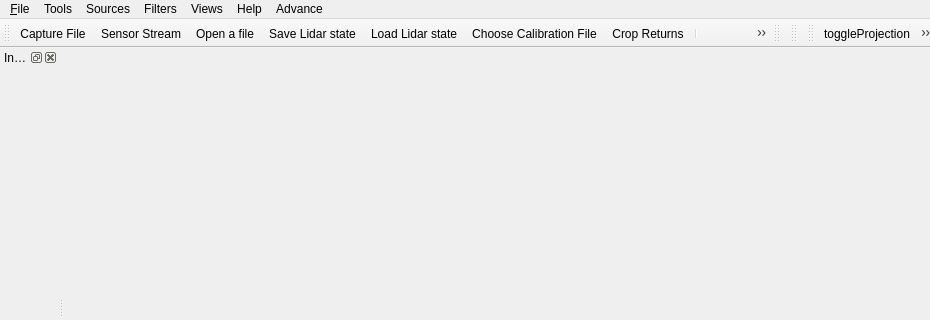
Above: Application/Client/LidarViewMainWindow.ui from Kitware/LidarView before the change; both pictures show x 0 to 930 and y 0 to 320 of the 1070 by 645 pixel window. Below: the same form after it.
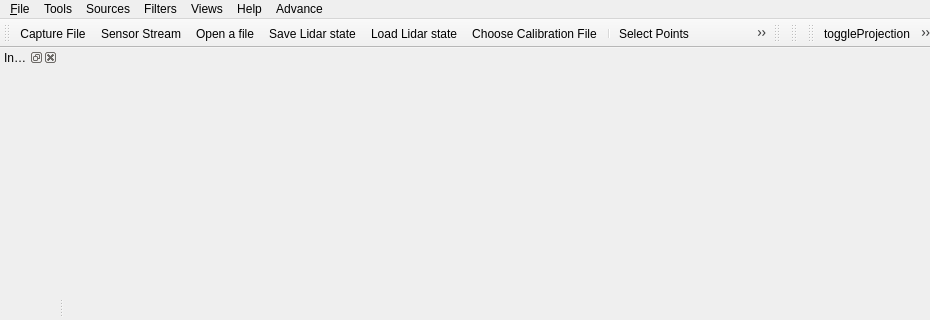
That is the form after the change. Icons and pictures are not drawn. Custom widgets are drawn as their Qt base class.

Commit message:
[refact] Remove CropReturn button from lidarview app
Please use ClipPoints new filters instead.

```diff
--- a/Application/Client/LidarViewMainWindow.ui
+++ b/Application/Client/LidarViewMainWindow.ui
@@ -153,7 +153,6 @@
    <addaction name="actionSaveLidarState"/>
    <addaction name="actionLoadLidarState"/>
    <addaction name="actionChoose_Calibration_File"/>
-   <addaction name="actionCropReturns"/>
    <addaction name="separator"/>
    <addaction name="actionSelect_Points"/>
    <addaction name="actionSpreadsheet"/>
@@ -692,15 +691,6 @@
     <string>Geolocation in absolute coordinates</string>
    </property>
   </action>
-  <action name="actionCropReturns">
-   <property name="icon">
-    <iconset resource="Resources/lvResources.qrc">
-     <normaloff>:/lvResources/Icons/crop.png</normaloff>:/lvResources/Icons/crop.png</iconset>
-   </property>
-   <property name="text">
-    <string>Crop Returns...</string>
-   </property>
-  </action>
   <action name="actionPersisting_Grid_Properties">
    <property name="checkable">
     <bool>true</bool>
```
Left out of the diff: 1 changed line with no effect on the pictures. The commit also changes 6 other files.
